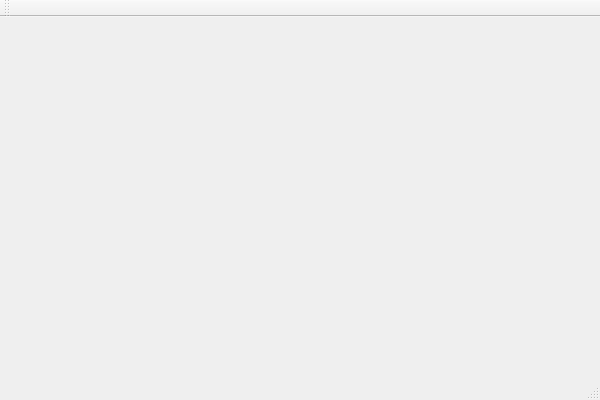
The window that Scribble/Scribble/Scribble.ui (PopescuFilip/Scribble) describes before a commit, drawn with Qt 5.
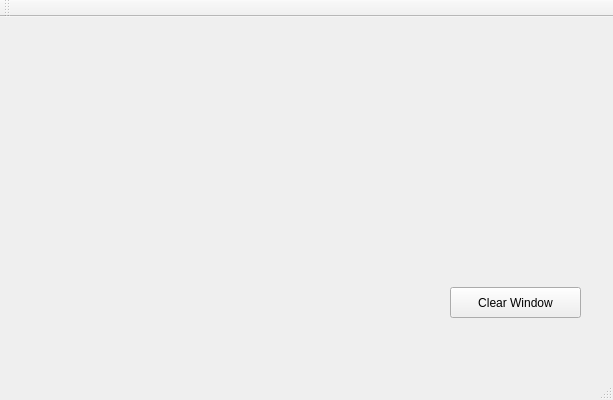
The same window after the commit.

Commit message: Added pushButton in Scribble for clearing window Changed in word.cpp and word.cppm function names

The edit to the form file:
```diff
--- a/Scribble/Scribble/Scribble.ui
+++ b/Scribble/Scribble/Scribble.ui
@@ -6,14 +6,28 @@
    <rect>
     <x>0</x>
     <y>0</y>
-    <width>600</width>
+    <width>613</width>
     <height>400</height>
    </rect>
   </property>
   <property name="windowTitle">
    <string>Scribble</string>
   </property>
-  <widget class="QWidget" name="centralWidget"/>
+  <widget class="QWidget" name="centralWidget">
+   <widget class="QPushButton" name="pushButton">
+    <property name="geometry">
+     <rect>
+      <x>450</x>
+      <y>270</y>
+      <width>131</width>
+      <height>31</height>
+     </rect>
+    </property>
+    <property name="text">
+     <string>Clear Window</string>
+    </property>
+   </widget>
+  </widget>
   <widget class="QMenuBar" name="menuBar">
    <property name="geometry">
     <rect>
```
Left out of the diff: 2 changed lines with no effect on the pictures. The commit also changes 3 other files.
